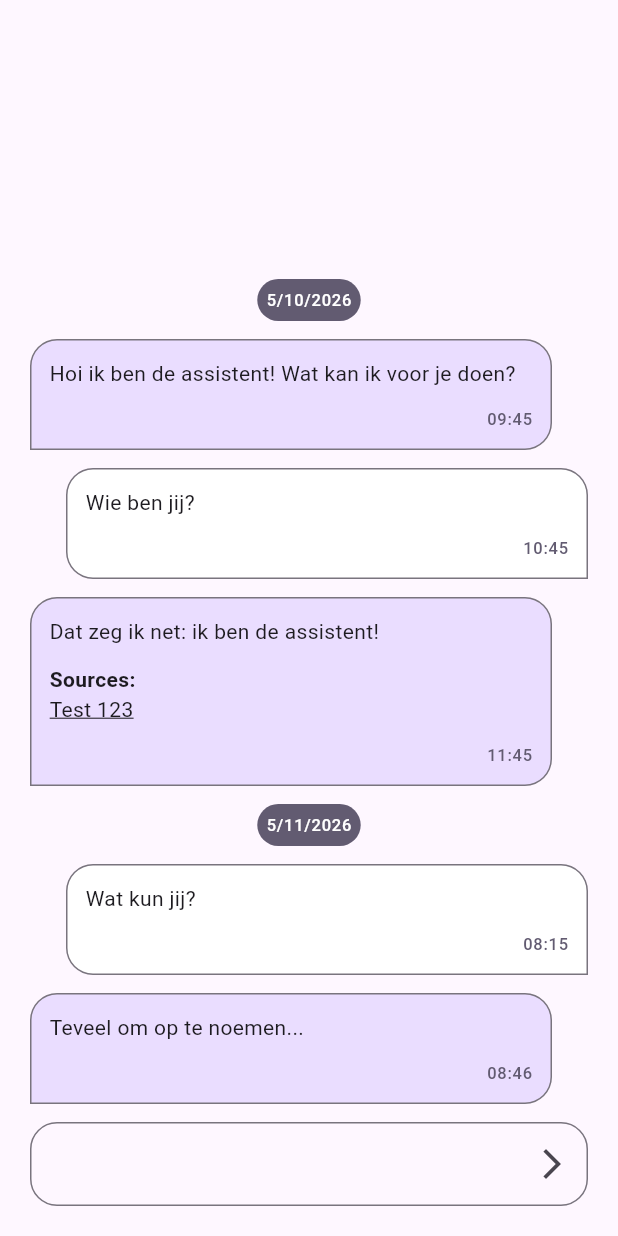
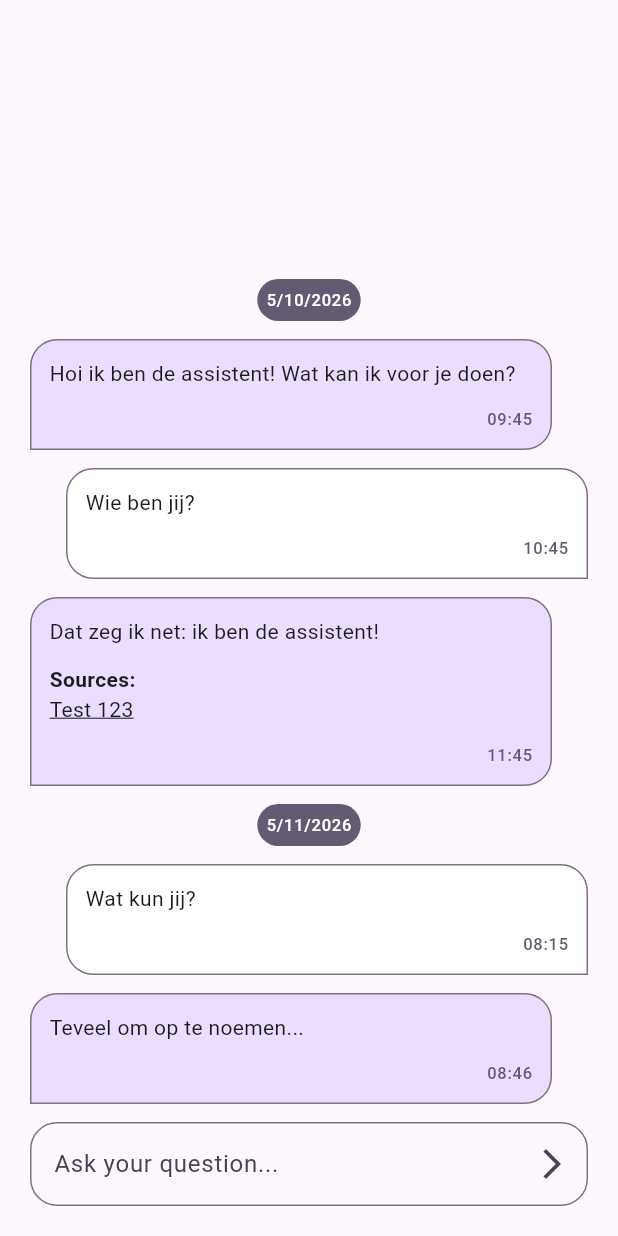
Before and after one commit to michielvaneerd/flutter-chatty, a Flutter app: the screen it shows after launch, on a phone screen of 412 x 824 dp. Run offline on Flutter 3.47's test engine with Material 3 defaults, Android fonts, the phone set to English and light mode, and no system bars; our stand-ins replace equatable, flutter_bloc.

Commit message:
Placeholder; Textfield "enabled" status

```diff
--- a/lib/chatty/chatty_item_widget.dart
+++ b/lib/chatty/chatty_item_widget.dart
@@ -21,22 +21,24 @@ class ChattyItemWidget extends StatelessWidget {
 
   static final dateFormat = DateFormat('y-MM-dd');
 
-  static const _customInputQuestionTypes = [
+  static const _embeddedInputQuestionTypes = [
     ChattyQuestionType.date,
     ChattyQuestionType.singleChoice,
   ];
 
-  static bool hasCustomInput(ChattyQuestionType type) {
-    return _customInputQuestionTypes.contains(type);
+  static bool hasEmbeddedInput(ChattyQuestionType type) {
+    return _embeddedInputQuestionTypes.contains(type);
   }
 
-  List<Widget> getAnswers(BuildContext context) {
+  Column? getAnswers(BuildContext context) {
     if (item.question == null) {
-      return [];
+      return null;
     }
     switch (item.question!.type) {
       case ChattyQuestionType.date:
-        return [
+        return Column(
+          crossAxisAlignment: CrossAxisAlignment.start,
+          children: [
             FilledButton(
               onPressed: () async {
                 final minDate = item.question?.min != null
@@ -61,9 +63,12 @@ class ChattyItemWidget extends StatelessWidget {
               },
               child: Text('Enter date'),
             ),
-        ];
+          ],
+        );
       case ChattyQuestionType.singleChoice:
-        return item.question!.answers!
+        return Column(
+          crossAxisAlignment: CrossAxisAlignment.start,
+          children: item.question!.answers!
               .map(
                 (e) => FilledButton(
                   onPressed: () {
@@ -74,9 +79,11 @@ class ChattyItemWidget extends StatelessWidget {
                   child: Text(e.content),
                 ),
               )
-            .toList();
+              .toList(),
+        );
+
       default:
-        return [];
+        return null;
     }
   }
 
@@ -118,7 +125,7 @@ class ChattyItemWidget extends StatelessWidget {
           crossAxisAlignment: CrossAxisAlignment.start,
           children: [
             if (mainText.isNotEmpty) ChattyRichText(text: mainText),
-            ...getAnswers(context),
+            ?getAnswers(context),
             ?extraWidget,
             if (withDocuments && item.documents != null)
               Column(
--- a/lib/chatty/chatty_widget.dart
+++ b/lib/chatty/chatty_widget.dart
@@ -16,6 +16,7 @@ class ChattyWidget extends StatefulWidget {
     this.withDocuments = false,
     this.themeData,
     this.onDocumentClicked,
+    this.promptPlaceHolder,
   });
 
   static const paddingDefault = 12.0;
@@ -31,6 +32,7 @@ class ChattyWidget extends StatefulWidget {
   final bool withDocuments;
   final ThemeData? themeData;
   final void Function(String)? onDocumentClicked;
+  final String? promptPlaceHolder;
 
   @override
   State<ChattyWidget> createState() => _ChattyWidgetState();
@@ -57,10 +59,19 @@ class _ChattyWidgetState extends State<ChattyWidget> {
         ),
         child: BlocConsumer<ChattyWidgetCubit, ChattyWidgetState>(
           listener: (context, state) {
-            // TODO: implement listener
+            // TODO
           },
           builder: (context, state) {
             final cubit = BlocProvider.of<ChattyWidgetCubit>(context);
+            final currentItemQuestion = state.items.isNotEmpty
+                ? state.items.first.question
+                : null;
+            final textFieldEnabled =
+                !(state.busy ||
+                    (currentItemQuestion != null &&
+                        ChattyItemWidget.hasEmbeddedInput(
+                          currentItemQuestion.type,
+                        )));
             return Column(
               children: [
                 Expanded(
@@ -94,20 +105,20 @@ class _ChattyWidgetState extends State<ChattyWidget> {
                 SizedBox(height: ChattyWidget.paddingDefault),
                 TextField(
                   decoration: InputDecoration(
+                    hintText: widget.promptPlaceHolder,
                     suffixIcon: IconButton(
-                      onPressed:
-                          state.busy ||
-                              (state.items.isNotEmpty &&
-                                  state.items.first.question != null &&
-                                  ChattyItemWidget.hasCustomInput(
-                                    state.items.first.question!.type,
-                                  ))
-                          ? null
-                          : () {
+                      onPressed: textFieldEnabled
+                          ? () {
                               cubit.prompt(promptController.text);
                               promptController.clear();
-                            },
-                      icon: Icon(Icons.arrow_forward_ios),
+                            }
+                          : null,
+                      icon: Icon(
+                        Icons.arrow_forward_ios,
+                        color: !textFieldEnabled
+                            ? Theme.of(context).colorScheme.inversePrimary
+                            : null,
+                      ),
                     ),
                     border: OutlineInputBorder(
                       borderRadius: BorderRadius.circular(
--- a/lib/main.dart
+++ b/lib/main.dart
@@ -11,6 +11,15 @@ final List<ChattyItem> myItems = [
     'Whats your <b>name</b>?',
     createdAt: DateTime(2026, 5, 15, 10, 30),
     question: ChattyQuestion(type: ChattyQuestionType.text),
+  ),
+  ChattyItem.fromAssistant(
+    'Whats your <b>age</b>?',
+    createdAt: DateTime(2026, 5, 15, 10, 30),
+    question: ChattyQuestion(
+      type: ChattyQuestionType.int,
+      min: '18',
+      max: '100',
+    ),
   ),
   ChattyItem.fromAssistant(
     'Date?',
@@ -103,6 +112,7 @@ class MyApp extends StatelessWidget {
         body: SafeArea(
           minimum: EdgeInsets.all(20),
           child: ChattyWidget(
+            promptPlaceHolder: 'Ask your question...',
             onPrompt: onPrompt,
             withDateSeparator: true,
             withDocuments: true,
```
Lines whose indentation alone changed are shown as unchanged.
